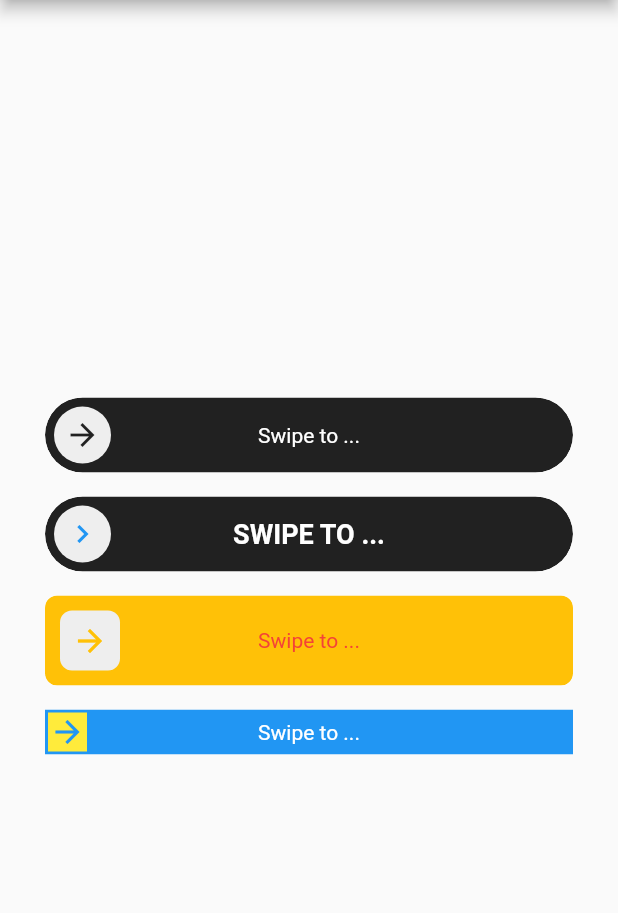
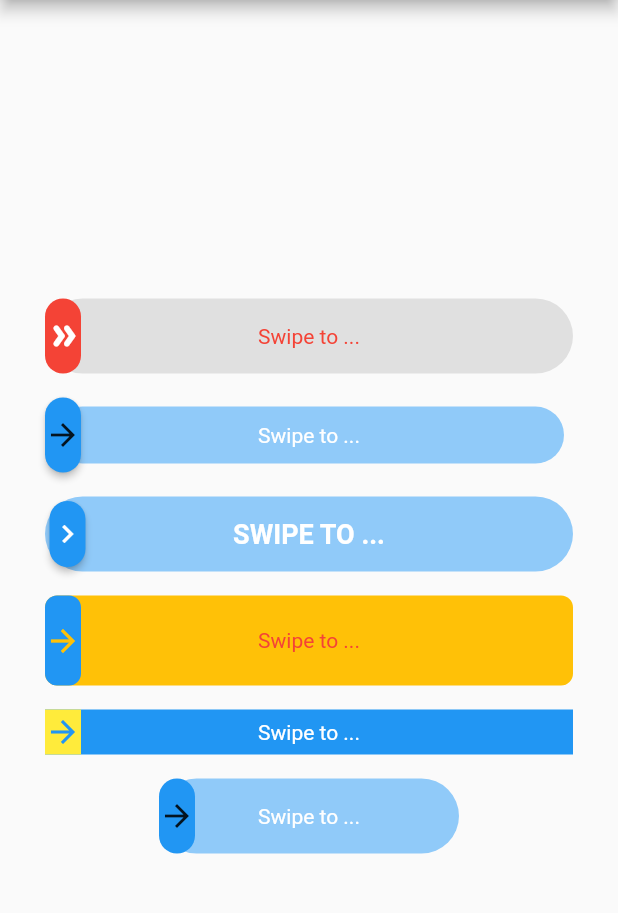
Before and after one commit to lrferreiro/flutter_swipe_button, a Flutter app: the screen it shows after launch, on a phone screen of 412 x 824 dp, the part 84-997 px from its top. Run offline on Flutter 3.47's test engine with Material 2 defaults, Android fonts, the phone set to English and light mode, and no system bars; statements that could not run were skipped.

Commit message:
Added `expand`  constructor and other properties

```diff
--- a/example/lib/main.dart
+++ b/example/lib/main.dart
@@ -42,7 +42,37 @@ class _MyHomePageState extends State<MyHomePage> {
                 horizontal: 30,
                 vertical: 8,
               ),
+              child: SwipeButton.expand(
+                thumb: Icon(
+                  Icons.double_arrow_rounded,
+                  color: Colors.white,
+                ),
+                child: Text(
+                  "Swipe to ...",
+                  style: TextStyle(
+                    color: Colors.red,
+                  ),
+                ),
+                activeThumbColor: Colors.red,
+                activeTrackColor: Colors.grey.shade300,
+                onSwipe: () {
+                  ScaffoldMessenger.of(context).showSnackBar(
+                    SnackBar(
+                      content: Text("Swipped"),
+                      backgroundColor: Colors.green,
+                    ),
+                  );
+                },
+              ),
+            ),
+            Padding(
+              padding: EdgeInsets.symmetric(
+                horizontal: 30,
+                vertical: 8,
+              ),
               child: SwipeButton(
+                trackPadding: EdgeInsets.all(6),
+                elevation: 2,
                 child: Text(
                   "Swipe to ...",
                   style: TextStyle(
@@ -65,10 +95,12 @@ class _MyHomePageState extends State<MyHomePage> {
                 vertical: 8,
               ),
               child: SwipeButton(
-                icon: Icon(
+                thumbPadding: EdgeInsets.all(3),
+                thumb: Icon(
                   Icons.chevron_right,
-                  color: Colors.blue,
+                  color: Colors.white,
                 ),
+                elevation: 2,
                 child: Text(
                   "Swipe to ...".toUpperCase(),
                   style: TextStyle(
@@ -94,8 +126,7 @@ class _MyHomePageState extends State<MyHomePage> {
               ),
               child: SwipeButton(
                 borderRadius: BorderRadius.circular(8),
-                backgroundColor: Colors.amber,
-                innerPadding: 10,
+                activeTrackColor: Colors.amber,
                 height: 60,
                 child: Text(
                   "Swipe to ...",
@@ -119,10 +150,9 @@ class _MyHomePageState extends State<MyHomePage> {
                 vertical: 8,
               ),
               child: SwipeButton(
-                backgroundColor: Colors.blue,
-                color: Colors.yellow,
+                activeTrackColor: Colors.blue,
+                activeThumbColor: Colors.yellow,
                 borderRadius: BorderRadius.zero,
-                innerPadding: 2,
                 height: 30,
                 child: Text(
                   "Swipe to ...",
@@ -139,7 +169,30 @@ class _MyHomePageState extends State<MyHomePage> {
                   );
                 },
               ),
-            )
+            ),
+            Padding(
+              padding: EdgeInsets.symmetric(
+                horizontal: 30,
+                vertical: 8,
+              ),
+              child: SwipeButton(
+                width: 200,
+                child: Text(
+                  "Swipe to ...",
+                  style: TextStyle(
+                    color: Colors.white,
+                  ),
+                ),
+                onSwipe: () {
+                  ScaffoldMessenger.of(context).showSnackBar(
+                    SnackBar(
+                      content: Text("Swipped"),
+                      backgroundColor: Colors.green,
+                    ),
+                  );
+                },
+              ),
+            ),
           ],
         ),
       ),
--- a/lib/src/swipe_button.dart
+++ b/lib/src/swipe_button.dart
@@ -1,40 +1,81 @@
 import 'dart:math';
 
 import 'package:flutter/material.dart';
+import 'package:flutter/rendering.dart';
 
-const double _defaultHeight = 50;
-const double _defaultPadding = 6;
 const double _velocity = 1.1;
+
+enum _SwipeButtonType { Swipe, Expand }
 
 class SwipeButton extends StatefulWidget {
   final Widget child;
-  final Icon? icon;
-  final Color? color;
-  final Color? backgroundColor;
+  final Widget? thumb;
+
+  final Color? activeThumbColor;
+  final Color? inactiveThumbColor;
+  final EdgeInsets thumbPadding;
+
+  final Color? activeTrackColor;
+  final Color? inactiveTrackColor;
+  final EdgeInsets trackPadding;
+
   final BorderRadius? borderRadius;
-  final double? innerPadding;
-  final double? height;
-  final bool disabled;
+
+  final double width;
+  final double height;
+
+  final bool enabled;
+
   final double elevation;
+
   final Function()? onSwipeStart;
   final Function()? onSwipe;
   final Function()? onSwipeEnd;
 
+  final _SwipeButtonType _swipeButtonType;
+
   const SwipeButton({
     Key? key,
     required this.child,
-    this.icon,
-    this.color,
+    this.thumb,
+    this.activeThumbColor,
+    this.inactiveThumbColor,
+    this.thumbPadding = EdgeInsets.zero,
+    this.activeTrackColor,
+    this.inactiveTrackColor,
+    this.trackPadding = EdgeInsets.zero,
     this.borderRadius,
-    this.innerPadding,
-    this.backgroundColor,
-    this.height,
-    this.disabled = false,
+    this.width = double.infinity,
+    this.height = 50,
+    this.enabled = true,
     this.elevation = 0,
     this.onSwipeStart,
     this.onSwipe,
     this.onSwipeEnd,
   })  : assert(elevation >= 0.0),
+        _swipeButtonType = _SwipeButtonType.Swipe,
+        super(key: key);
+
+  const SwipeButton.expand({
+    Key? key,
+    required this.child,
+    this.thumb,
+    this.activeThumbColor,
+    this.inactiveThumbColor,
+    this.thumbPadding = EdgeInsets.zero,
+    this.activeTrackColor,
+    this.inactiveTrackColor,
+    this.trackPadding = EdgeInsets.zero,
+    this.borderRadius,
+    this.width = double.infinity,
+    this.height = 50,
+    this.enabled = true,
+    this.elevation = 0,
+    this.onSwipeStart,
+    this.onSwipe,
+    this.onSwipeEnd,
+  })  : assert(elevation >= 0.0),
+        _swipeButtonType = _SwipeButtonType.Expand,
         super(key: key);
 
   @override
@@ -43,103 +84,146 @@ class SwipeButton extends StatefulWidget {
 
 class _SwipeState extends State<SwipeButton> {
   Offset _offset = Offset.zero;
+  double _width = 0;
+
   bool _swiped = false;
 
   @override
+  void initState() {
+    super.initState();
+  }
+
+  @override
   Widget build(BuildContext context) {
-    return Material(
-      borderRadius: widget.borderRadius ?? BorderRadius.circular(150),
-      elevation: widget.elevation,
+    return Container(
+      width: widget.width,
+      height: widget.height,
+      child: LayoutBuilder(
+        builder: (context, constraints) {
+          return Stack(
+            clipBehavior: Clip.none,
+            children: [
+              _buildTrack(context, constraints),
+              _buildThumb(context, constraints),
+            ],
+          );
+        },
+      ),
+    );
+  }
+
+  Widget _buildTrack(BuildContext context, BoxConstraints constraints) {
+    final ThemeData theme = Theme.of(context);
+
+    final trackColor = widget.enabled
+        ? widget.activeTrackColor ?? theme.backgroundColor
+        : widget.inactiveTrackColor ?? theme.disabledColor;
+
+    final borderRadius = widget.borderRadius ?? BorderRadius.circular(150);
+
+    return Container(
+      padding: widget.trackPadding,
+      child: Container(
+        width: constraints.maxWidth,
+        height: widget.height,
+        decoration: BoxDecoration(
+          borderRadius: borderRadius,
+          color: trackColor,
+        ),
+        clipBehavior: Clip.antiAlias,
+        alignment: Alignment.center,
+        child: widget.child,
+      ),
+    );
+  }
+
+  Widget _buildThumb(BuildContext context, BoxConstraints constraints) {
+    final ThemeData theme = Theme.of(context);
+
+    final thumbColor = widget.enabled
+        ? widget.activeThumbColor ?? theme.accentColor
+        : widget.inactiveThumbColor ?? theme.disabledColor;
+
+    final borderRadius = widget.borderRadius ?? BorderRadius.circular(150);
+
+    final elevation = widget.enabled ? widget.elevation : 0.0;
+
+    return Positioned(
+      left: _offset.dx,
+      top: _offset.dy,
+      child: Container(
+        padding: widget.thumbPadding,
+        child: GestureDetector(
+          onHorizontalDragStart: _onHorizontalDragStart,
+          onHorizontalDragUpdate: (details) =>
+              _onHorizontalDragUpdate(details, constraints.maxWidth),
+          onHorizontalDragEnd: _onHorizontalDragEnd,
+          child: Material(
+            elevation: elevation,
+            borderRadius: borderRadius,
+            color: thumbColor,
             clipBehavior: Clip.antiAlias,
             child: Container(
-        width: double.infinity,
-        height: widget.height ?? _defaultHeight,
-        child: LayoutBuilder(
-          builder: (context, constraints) {
-            return Opacity(
-              opacity: widget.disabled ? 0.2 : 1,
-              child: Container(
-                padding: EdgeInsets.all(widget.innerPadding ?? _defaultPadding),
-                width: constraints.maxWidth,
-                height: widget.height ?? _defaultHeight,
-                decoration: BoxDecoration(
-                  borderRadius:
-                      widget.borderRadius ?? BorderRadius.circular(150),
-                  color: widget.backgroundColor ?? Color(0xFF212121),
+              width:
+                  max(widget.height, _width) - widget.thumbPadding.horizontal,
+              height: widget.height - widget.thumbPadding.vertical,
+              child: widget.thumb ??
+                  Icon(
+                    Icons.arrow_forward,
+                    color: widget.activeTrackColor ?? widget.inactiveTrackColor,
                   ),
-                clipBehavior: Clip.antiAlias,
-                child: Stack(
-                  children: [
-                    Center(
-                      child: widget.child,
             ),
-                    Positioned(
-                      left: _offset.dx,
-                      top: _offset.dy,
-                      child: GestureDetector(
-                        onHorizontalDragStart: (details) {
+          ),
+        ),
+      ),
+    );
+  }
+
+  _onHorizontalDragStart(DragStartDetails details) {
     setState(() {
       _swiped = false;
     });
     widget.onSwipeStart?.call();
-                        },
-                        onHorizontalDragUpdate: (details) {
-                          if (_offset.dx + details.delta.dx > 0 &&
-                              !_swiped &&
-                              !widget.disabled) {
+  }
+
+  _onHorizontalDragUpdate(DragUpdateDetails details, double width) {
+    switch (widget._swipeButtonType) {
+      case _SwipeButtonType.Swipe:
+        if (_offset.dx + details.delta.dx > 0 && !_swiped && widget.enabled) {
           setState(() {
             double dx = min(
               _offset.dx + details.delta.dx * _velocity,
-                                constraints.maxWidth -
-                                    (widget.height ?? _defaultHeight),
+              width - widget.height,
             );
             _offset = Offset(dx, 0);
 
-                              if (_offset.dx ==
-                                      constraints.maxWidth -
-                                          (widget.height ?? _defaultHeight) &&
-                                  !_swiped) {
+            if (_offset.dx == width - widget.height && !_swiped) {
               _swiped = true;
               widget.onSwipe?.call();
             }
           });
         }
-                        },
-                        onHorizontalDragEnd: (details) {
+        break;
+      case _SwipeButtonType.Expand:
+        if (_width + details.delta.dx > 0 && !_swiped && widget.enabled) {
+          setState(() {
+            _width = _width + details.delta.dx * _velocity;
+
+            if (_width >= width - widget.trackPadding.horizontal && !_swiped) {
+              _swiped = true;
+              widget.onSwipe?.call();
+            }
+          });
+        }
+        break;
+    }
+  }
+
+  _onHorizontalDragEnd(DragEndDetails details) {
     setState(() {
       _offset = Offset.zero;
+      _width = 0;
     });
     widget.onSwipeEnd?.call();
-                        },
-                        child: Container(
-                          width: (widget.height ?? _defaultHeight) -
-                              (widget.innerPadding ?? _defaultPadding) * 2,
-                          height: (widget.height ?? _defaultHeight) -
-                              (widget.innerPadding ?? _defaultPadding) * 2,
-                          decoration: BoxDecoration(
-                            borderRadius: widget.borderRadius ??
-                                BorderRadius.circular(150),
-                            color: widget.color ?? Color(0xFFEEEEEE),
-                          ),
-                          clipBehavior: Clip.antiAlias,
-                          child: Center(
-                            child: widget.icon ??
-                                Icon(
-                                  Icons.arrow_forward,
-                                  color: widget.backgroundColor ??
-                                      Color(0xFF212121),
-                                ),
-                          ),
-                        ),
-                      ),
-                    )
-                  ],
-                ),
-              ),
-            );
-          },
-        ),
-      ),
-    );
   }
 }
--- a/pubspec.yaml
+++ b/pubspec.yaml
@@ -1,6 +1,6 @@
 name: flutter_swipe_button
 description: Avoid accidental clicks or dialogs to prevent them using SwipeButton.
-version: 1.0.2
+version: 1.1.0
 homepage: https://github.com/lrferreiro/flutter_swipe_button
 
 environment:
```
Also changed, not shown: example/flutter_01.png (deleted), example/flutter_02.png (deleted), example/flutter_03.png (deleted), example/pubspec.lock, 5 other files. Lines whose indentation alone changed are shown as unchanged.
